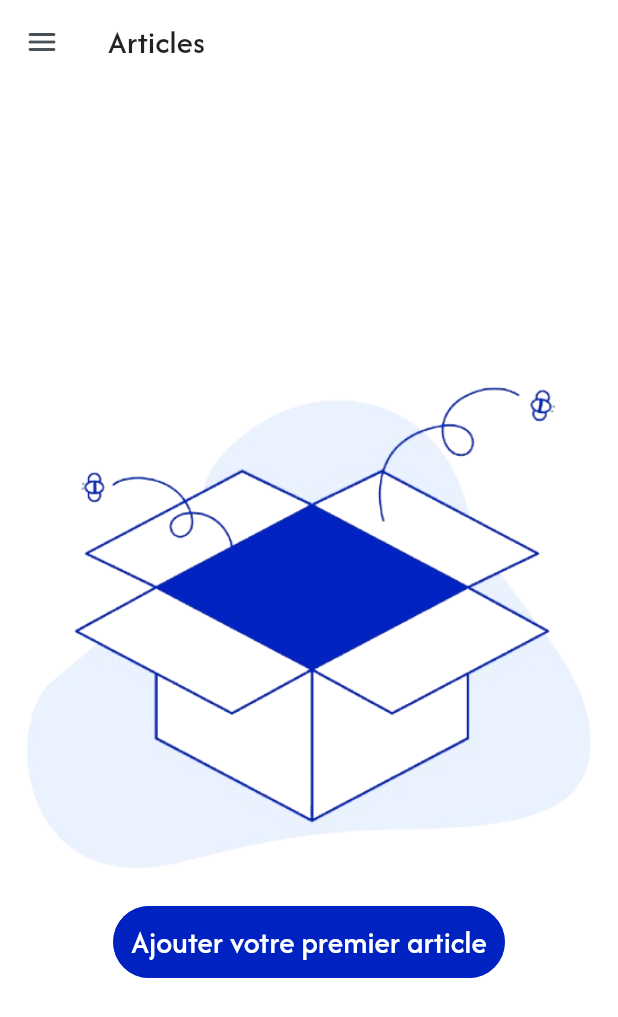
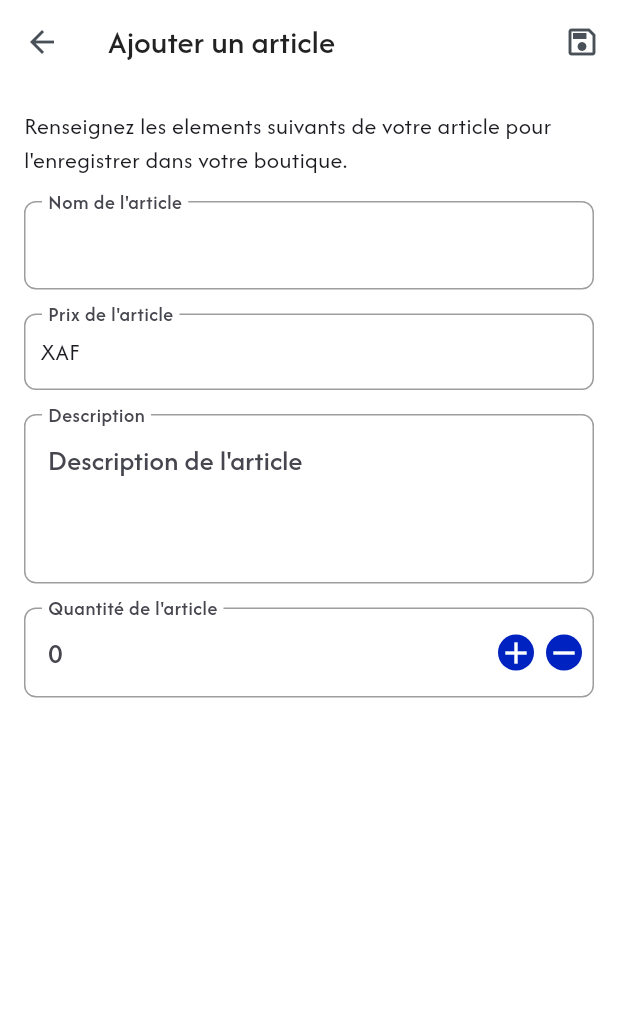
Before and after one commit to Asmitta-01/StockPro---Mobile-app, a Flutter app: the ItemsScreen screen opened by its route, after a tap on "Ajouter votre premier article", on a phone screen of 412 x 824 dp. Shown: the top 1017 px of the screen. Run offline on Flutter 3.47's test engine with Material 3 defaults, Android fonts, the phone set to English and light mode, and no system bars; our stand-ins replace get, loading_animation_widget, package_info_plus, shared_preferences, step_progress_indicator; accounts and stored records are empty.

Commit message:
Created AddItem screen

```diff
--- a/assets/languages/fr.json
+++ b/assets/languages/fr.json
@@ -77,5 +77,17 @@
     "you_are_good_with_premium": "Vous êtes meilleur avec StockPremium",
     "get_premium_pass": "Obtenir le pass",
     "premium_pass_intro_text": "Gérez plusieurs boutiques, ajoutez plusieurs gérant pour celles ci, ajoutez un nombre illimité d'articles dans vos boutiques. Tou cela grâce au pass premium.",
-    "items": "Articles"
+    "items": "Articles",
+    "item_name": "Nom de l'article",
+    "item_price": "Prix de l'article",
+    "item_quantity": "Quantité de l'article",
+    "please_enter_item_name": "Veuillez entrer le nom de l'article",
+    "please_enter_item_price": "Veuillez entrer le prix de l'article",
+    "please_enter_item_quantity": "Veuillez entrer la quantité de l'article",
+    "please_fill_in_the_item_details_below": "Renseignez les elements suivants de votre article pour l'enregistrer dans votre boutique.",
+    "description": "Description",
+    "please_enter_description": "Veuillez entrer la description",
+    "item_description": "Description de l'article",
+    "item_added_successfully": "Article ajouté avec succès",
+    "saving_item": "Enregistrement de l'article en cours"
 }
--- a/lib/controllers/items/items_controller.dart
+++ b/lib/controllers/items/items_controller.dart
@@ -1,6 +1,7 @@
 import 'package:flutter/material.dart';
 import 'package:get/get.dart';
 import 'package:stock_pro/models/item.dart';
+import 'package:stock_pro/routes.dart';
 
 class ItemsController extends GetxController {
   GlobalKey<ScaffoldState> scaffoldKey = GlobalKey<ScaffoldState>();
@@ -12,5 +13,7 @@ class ItemsController extends GetxController {
     scaffoldKey.currentState!.openDrawer();
   }
 
-  void goToAddItemScreen() {}
+  void goToAddItemScreen() {
+    Get.toNamed(Routes.addItem);
+  }
 }
--- a/lib/models/item.dart
+++ b/lib/models/item.dart
@@ -1,13 +1,17 @@
 class Item {
+  int? id;
   String name;
   String price;
-  String image;
+  String? image;
   String description;
+  int quantity;
 
   Item({
+    this.id,
     required this.name,
     required this.price,
-    required this.image,
+    this.image,
     required this.description,
+    required this.quantity,
   });
 }
--- a/lib/routes.dart
+++ b/lib/routes.dart
@@ -3,11 +3,13 @@ import 'package:stock_pro/controllers/auth/login_controller.dart';
 import 'package:stock_pro/controllers/auth/post_auth_controller.dart';
 import 'package:stock_pro/controllers/auth/signup_controller.dart';
 import 'package:stock_pro/controllers/home/owner_home_controller.dart';
+import 'package:stock_pro/controllers/items/add_item_controller.dart';
 import 'package:stock_pro/controllers/items/items_controller.dart';
 import 'package:stock_pro/views/auth/login_screen.dart';
 import 'package:stock_pro/views/auth/post_auth_screen.dart';
 import 'package:stock_pro/views/auth/signup_screen.dart';
 import 'package:stock_pro/views/home/owner_home_screen.dart';
+import 'package:stock_pro/views/items/add_item_screen.dart';
 import 'package:stock_pro/views/items/items_screen.dart';
 import 'package:stock_pro/views/splash_screen.dart';
 
@@ -22,6 +24,7 @@ abstract class Routes {
   static const splash = '/splash';
 
   static const items = '/items';
+  static const addItem = '$items/add';
 
   static const account = '/account';
   static const accountComplete = '/account/complete';
@@ -62,6 +65,13 @@ class AppPages {
       name: Routes.items,
       page: () => const ItemsScreen(),
       binding: BindingsBuilder.put(() => ItemsController()),
+      children: [
+        GetPage(
+          name: Routes.addItem.replaceFirst(Routes.items, ''),
+          page: () => const AddItemScreen(),
+          binding: BindingsBuilder.put(() => AddItemController()),
+        ),
+      ],
     ),
   ];
 }
--- /dev/null
+++ b/lib/views/items/add_item_screen.dart
@@ -0,0 +1,46 @@
+import 'package:flutter/material.dart';
+import 'package:get/get.dart';
+import 'package:loading_animation_widget/loading_animation_widget.dart';
+import 'package:stock_pro/controllers/items/add_item_controller.dart';
+import 'package:stock_pro/widgets/forms/item_form.dart';
+
+class AddItemScreen extends GetView<AddItemController> {
+  const AddItemScreen({super.key});
+
+  @override
+  Widget build(BuildContext context) {
+    return GetBuilder<AddItemController>(
+      builder: (controller) {
+        return Scaffold(
+          appBar: AppBar(
+            title: Text('add_an_item'.tr),
+            actions: [
+              IconButton(
+                onPressed: controller.savingItem ? null : controller.addItem,
+                icon: controller.savingItem
+                    ? LoadingAnimationWidget.staggeredDotsWave(
+                        color: Get.theme.colorScheme.onSurface, size: 16)
+                    : const Icon(Icons.save_outlined),
+              ),
+            ],
+          ),
+          body: ListView(
+            padding: const EdgeInsets.all(16.0),
+            shrinkWrap: true,
+            children: [
+              Text('please_fill_in_the_item_details_below'.tr),
+              const SizedBox(height: 16.0),
+              ItemForm(
+                formKey: controller.formKey,
+                nameController: controller.nameController,
+                priceController: controller.priceController,
+                descriptionController: controller.descriptionController,
+                quantityController: controller.quantityController,
+              ),
+            ],
+          ),
+        );
+      },
+    );
+  }
+}
--- /dev/null
+++ b/lib/widgets/forms/item_form.dart
@@ -0,0 +1,152 @@
+import 'package:flutter/material.dart';
+import 'package:get/get.dart';
+
+class ItemForm extends StatefulWidget {
+  final GlobalKey<FormState> formKey;
+  final TextEditingController nameController;
+  final TextEditingController priceController;
+  final TextEditingController descriptionController;
+  final TextEditingController quantityController;
+
+  const ItemForm({
+    super.key,
+    required this.formKey,
+    required this.nameController,
+    required this.priceController,
+    required this.descriptionController,
+    required this.quantityController,
+  });
+
+  @override
+  State<ItemForm> createState() => _ItemFormState();
+}
+
+class _ItemFormState extends State<ItemForm> {
+  final buttonStyle = ButtonStyle(
+    minimumSize: WidgetStateProperty.all(Size.zero),
+    padding: WidgetStateProperty.all(EdgeInsets.zero),
+    tapTargetSize: MaterialTapTargetSize.shrinkWrap,
+    visualDensity: VisualDensity.compact,
+    backgroundColor: WidgetStateProperty.resolveWith(
+      (states) {
+        if (states.contains(WidgetState.disabled)) {
+          return Get.theme.colorScheme.onSurface.withOpacity(.1);
+        }
+        return Get.theme.colorScheme.primary;
+      },
+    ),
+    iconColor: WidgetStatePropertyAll(Get.theme.colorScheme.onPrimary),
+  );
+
+  @override
+  Widget build(BuildContext context) {
+    return Form(
+      key: widget.formKey,
+      child: Column(
+        crossAxisAlignment: CrossAxisAlignment.stretch,
+        children: [
+          TextFormField(
+            controller: widget.nameController,
+            decoration: InputDecoration(
+              labelText: 'item_name'.tr,
+              floatingLabelBehavior: FloatingLabelBehavior.always,
+            ),
+            textInputAction: TextInputAction.next,
+            validator: (value) {
+              if (value == null || value.isEmpty) {
+                return 'please_enter_item_name'.tr;
+              }
+              return null;
+            },
+          ),
+          const SizedBox(height: 16),
+          TextFormField(
+            controller: widget.priceController,
+            decoration: InputDecoration(
+              labelText: 'item_price'.tr,
+              prefixIcon: const IconButton(onPressed: null, icon: Text('XAF')),
+              isDense: true,
+              floatingLabelBehavior: FloatingLabelBehavior.always,
+            ),
+            textInputAction: TextInputAction.next,
+            keyboardType: TextInputType.number,
+            validator: (value) {
+              if (value == null || value.isEmpty) {
+                return 'please_enter_item_price'.tr;
+              }
+              return null;
+            },
+          ),
+          const SizedBox(height: 16),
+          TextFormField(
+            controller: widget.descriptionController,
+            decoration: InputDecoration(
+              labelText: 'description'.tr,
+              hintText: "item_description".tr,
+              floatingLabelBehavior: FloatingLabelBehavior.always,
+            ),
+            maxLines: 3,
+            textInputAction: TextInputAction.next,
+            validator: (value) {
+              if (value == null || value.isEmpty) {
+                return 'Please enter description';
+              }
+              return null;
+            },
+          ),
+          const SizedBox(height: 16),
+          TextFormField(
+            controller: widget.quantityController,
+            decoration: InputDecoration(
+              labelText: 'item_quantity'.tr,
+              hintText: '0',
+              floatingLabelBehavior: FloatingLabelBehavior.always,
+              suffixIcon: Row(
+                mainAxisSize: MainAxisSize.min,
+                children: [
+                  Padding(
+                    padding: const EdgeInsets.only(right: 8.0),
+                    child: IconButton(
+                      onPressed: () {
+                        int quantity =
+                            int.tryParse(widget.quantityController.text) ?? 0;
+                        widget.quantityController.text =
+                            (quantity + 1).toString();
+                      },
+                      style: buttonStyle,
+                      icon: const Icon(Icons.add),
+                    ),
+                  ),
+                  Padding(
+                    padding: const EdgeInsets.only(right: 8.0),
+                    child: IconButton(
+                      onPressed: () {
+                        int quantity =
+                            int.tryParse(widget.quantityController.text) ?? 0;
+                        if (quantity > 0) {
+                          widget.quantityController.text =
+                              (quantity - 1).toString();
+                        }
+                      },
+                      style: buttonStyle,
+                      icon: const Icon(Icons.remove),
+                    ),
+                  ),
+                ],
+              ),
+            ),
+            keyboardType: TextInputType.number,
+            textInputAction: TextInputAction.done,
+            validator: (value) {
+              if (value == null || value.isEmpty) {
+                return 'please_enter_item_quantity'.tr;
+              }
+              return null;
+            },
+          ),
+          const SizedBox(height: 16),
+        ],
+      ),
+    );
+  }
+}
```
Also changed, not shown: assets/languages/en.json (+13 -1 lines), lib/controllers/items/add_item_controller.dart (added, +45 -0 lines), lib/widgets/ongoing_request_dialog.dart (added, +34 -0 lines).
